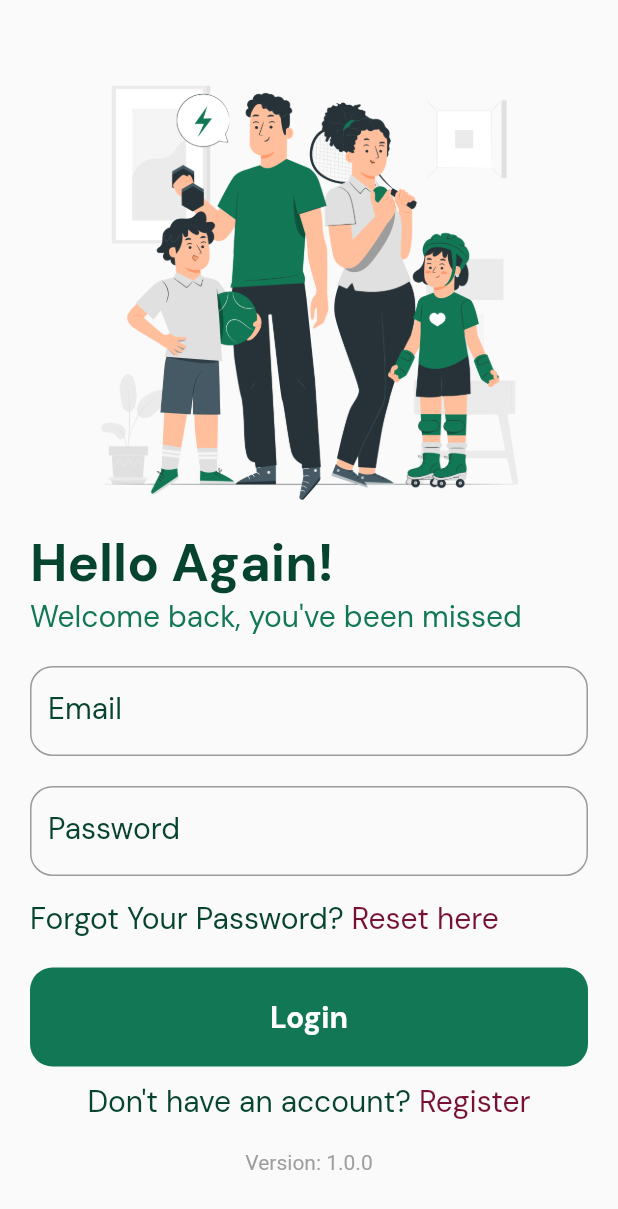
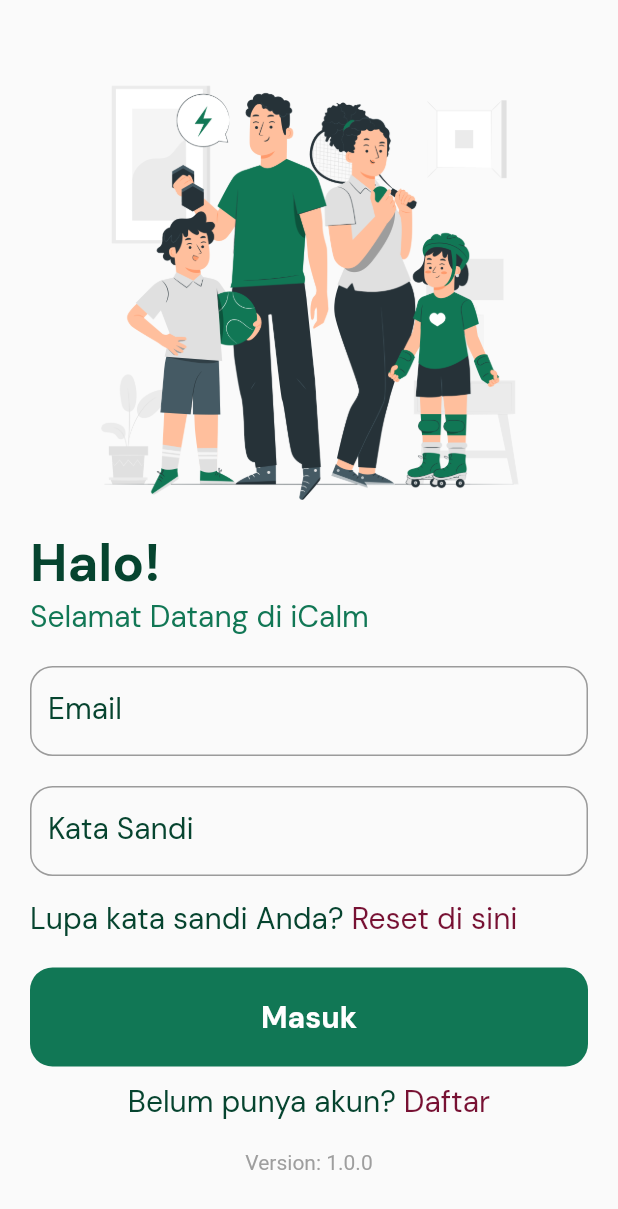
Before and after one commit to NaufalRozan/PanicAttack_App, a Flutter app: the screen it shows after launch, on a phone screen of 412 x 824 dp. Shown: the top 1209 px of the screen. Run offline on Flutter 3.47's test engine with Material 2 defaults, Android fonts, the light colour scheme and no system bars; our stand-ins replace cloud_firestore, firebase_auth, firebase_core, google_fonts; accounts and stored records are empty.

Commit message:
Mengatur bahasa menjadi Bahasa Indonesia

```diff
--- a/lib/pages/forgot_password_page.dart
+++ b/lib/pages/forgot_password_page.dart
@@ -26,7 +26,7 @@
         context: context,
         builder: (context) {
           return AlertDialog(
-            content: Text('Password reset link sent'),
+            content: Text('Tautan pengaturan ulang kata sandi telah dikirim'),
           );
         },
       );
@@ -63,13 +63,13 @@
 
               //Header
               Text(
-                "Verify Email",
+                "Verifikasi Email",
                 style: textStyle.copyWith(
                     fontSize: 35, fontWeight: FontWeight.bold),
               ),
 
               Text(
-                "Please enter your valid email to validate password reset",
+                "Silakan masukkan email Anda yang valid untuk memvalidasi reset kata sandi",
                 style: secondaryTextStyle.copyWith(fontSize: 20),
               ),
 
@@ -79,7 +79,7 @@
                 decoration: InputDecoration(
                   labelText: "Email", // Label untuk input
                   labelStyle: textStyle.copyWith(fontSize: 20),
-                  hintText: "Enter your email",
+                  hintText: "Masukkan email Anda",
                   hintStyle: greyTextStyle.copyWith(fontSize: 15),
                   border: OutlineInputBorder(
                     borderRadius: BorderRadius.circular(15.0),
@@ -99,7 +99,7 @@
                   ),
                   child: Center(
                     child: Text(
-                      'Verify',
+                      'Verifikasi',
                       style: whiteTextStyle.copyWith(
                         fontSize: 20,
                         fontWeight: FontWeight.bold,
@@ -116,7 +116,7 @@
                     .center, // Pusatkan teks "Don't have an account?" dan "Register"
                 children: [
                   Text(
-                    "Remember your password? ",
+                    "Ingat kata sandi Anda? ",
                     style: textStyle.copyWith(fontSize: 20),
                   ),
                   GestureDetector(
@@ -124,7 +124,7 @@
                       Navigator.of(context).pop();
                     },
                     child: Text(
-                      "Login here",
+                      "Masuk disini",
                       style: tncTextStyle.copyWith(fontSize: 20),
                     ),
                   ),
--- a/lib/pages/login_page.dart
+++ b/lib/pages/login_page.dart
@@ -26,7 +26,7 @@
         context: context,
         builder: (context) {
           return AlertDialog(
-            content: Text('Please enter your email and password correctly'),
+            content: Text('Silakan masukkan email dan kata sandi Anda dengan benar'),
           );
         },
       );
@@ -60,7 +60,7 @@
               ),
               //Header
               Text(
-                "Hello Again!",
+                "Halo!",
                 style: textStyle.copyWith(
                   fontSize: 35,
                   fontWeight: FontWeight.bold,
@@ -68,7 +68,7 @@
               ),
 
               Text(
-                "Welcome back, you've been missed",
+                "Selamat Datang di iCalm",
                 style: secondaryTextStyle.copyWith(fontSize: 20),
               ),
               SizedBox(height: 20.0),
@@ -79,7 +79,7 @@
                 decoration: InputDecoration(
                   labelText: "Email", // Label untuk input
                   labelStyle: textStyle.copyWith(fontSize: 20),
-                  hintText: "Enter your email",
+                  hintText: "Masukkan Email Anda",
                   hintStyle: greyTextStyle.copyWith(fontSize: 15),
                   border: OutlineInputBorder(
                     borderRadius: BorderRadius.circular(15.0),
@@ -93,9 +93,9 @@
                 controller: _passwordController,
                 obscureText: true, // Untuk menyembunyikan teks password
                 decoration: InputDecoration(
-                  labelText: "Password",
+                  labelText: "Kata Sandi",
                   labelStyle: textStyle.copyWith(fontSize: 20),
-                  hintText: "Enter your password",
+                  hintText: "Masukkan Kata Sandi Anda",
                   hintStyle: greyTextStyle.copyWith(fontSize: 15),
                   border: OutlineInputBorder(
                     borderRadius: BorderRadius.circular(15.0),
@@ -108,7 +108,7 @@
               Row(
                 children: [
                   Text(
-                    "Forgot Your Password? ",
+                    "Lupa kata sandi Anda? ",
                     style: textStyle.copyWith(fontSize: 20),
                   ),
                   GestureDetector(
@@ -123,7 +123,7 @@
                       );
                     },
                     child: Text(
-                      "Reset here",
+                      "Reset di sini",
                       style: tncTextStyle.copyWith(fontSize: 20),
                     ),
                   ),
@@ -142,7 +142,7 @@
                   ),
                   child: Center(
                     child: Text(
-                      'Login',
+                      'Masuk',
                       style: whiteTextStyle.copyWith(
                         fontSize: 20,
                         fontWeight: FontWeight.bold,
@@ -160,13 +160,13 @@
                     .center, // Pusatkan teks "Don't have an account?" dan "Register"
                 children: [
                   Text(
-                    "Don't have an account? ",
+                    "Belum punya akun? ",
                     style: textStyle.copyWith(fontSize: 20),
                   ),
                   GestureDetector(
                     onTap: widget.showRegisterPage,
                     child: Text(
-                      "Register",
+                      "Daftar",
                       style: tncTextStyle.copyWith(fontSize: 20),
                     ),
                   ),
--- a/lib/pages/register_page.dart
+++ b/lib/pages/register_page.dart
@@ -42,7 +42,7 @@
       context: context,
       builder: (context) {
         return AlertDialog(
-          content: Text('Please fill it in correctly'),
+          content: Text('Silakan isi dengan benar'),
         );
       },
     );
@@ -95,7 +95,7 @@
               ),
 
               Text(
-                "Create new account",
+                "Buat akun baru",
                 style: secondaryTextStyle.copyWith(fontSize: 20),
               ),
               SizedBox(height: 20.0),
@@ -104,9 +104,9 @@
               TextFormField(
                 controller: _userNameController,
                 decoration: InputDecoration(
-                  labelText: "Username", // Label untuk input
+                  labelText: "Nama Pengguna", // Label untuk input
                   labelStyle: textStyle.copyWith(fontSize: 20),
-                  hintText: "Enter your username",
+                  hintText: "Masukkan nama pengguna Anda",
                   hintStyle: greyTextStyle.copyWith(fontSize: 15),
                   border: OutlineInputBorder(
                     borderRadius: BorderRadius.circular(15.0),
@@ -118,9 +118,9 @@
               TextFormField(
                 controller: _phoneController,
                 decoration: InputDecoration(
-                  labelText: "Phone Number", // Label untuk input
+                  labelText: "Nomor Telepon", // Label untuk input
                   labelStyle: textStyle.copyWith(fontSize: 20),
-                  hintText: "Enter your phone number",
+                  hintText: "Masukkan nomor telepon Anda",
                   hintStyle: greyTextStyle.copyWith(fontSize: 15),
                   border: OutlineInputBorder(
                     borderRadius: BorderRadius.circular(15.0),
@@ -135,7 +135,7 @@
                 decoration: InputDecoration(
                   labelText: "Email", // Label untuk input
                   labelStyle: textStyle.copyWith(fontSize: 20),
-                  hintText: "Enter your email",
+                  hintText: "Masukkan email Anda",
                   hintStyle: greyTextStyle.copyWith(fontSize: 15),
                   border: OutlineInputBorder(
                     borderRadius: BorderRadius.circular(15.0),
@@ -149,9 +149,9 @@
                 controller: _passwordController,
                 obscureText: true, // Untuk menyembunyikan teks password
                 decoration: InputDecoration(
-                  labelText: "Password",
+                  labelText: "Kata Sandi",
                   labelStyle: textStyle.copyWith(fontSize: 20),
-                  hintText: "Enter your password",
+                  hintText: "Masukkan kata sandi Anda",
                   hintStyle: greyTextStyle.copyWith(fontSize: 15),
                   border: OutlineInputBorder(
                     borderRadius: BorderRadius.circular(15.0),
@@ -171,7 +171,7 @@
                   ),
                   child: Center(
                     child: Text(
-                      'Create account',
+                      'Buat Akun',
                       style: whiteTextStyle.copyWith(
                         fontSize: 20,
                         fontWeight: FontWeight.bold,
@@ -189,13 +189,13 @@
                     .center, // Pusatkan teks "Don't have an account?" dan "Register"
                 children: [
                   Text(
-                    "Already have account? ",
+                    "Sudah punya akun? ",
                     style: textStyle.copyWith(fontSize: 20),
                   ),
                   GestureDetector(
                     onTap: widget.showLoginPage,
                     child: Text(
-                      "Login",
+                      "Masuk",
                       style: tncTextStyle.copyWith(fontSize: 20),
                     ),
                   ),
```
Also changed, not shown: lib/pages/home_page.dart (+53 -42 lines), lib/assets/images/Frame 1.png (added), lib/assets/images/corner.png (added).
